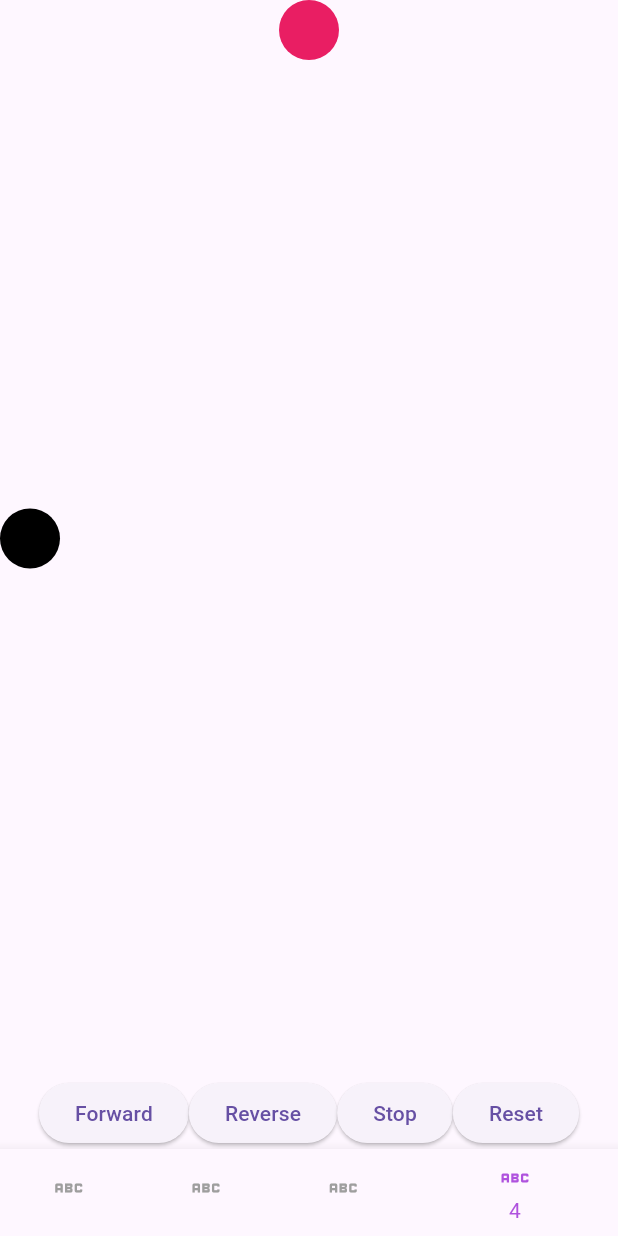
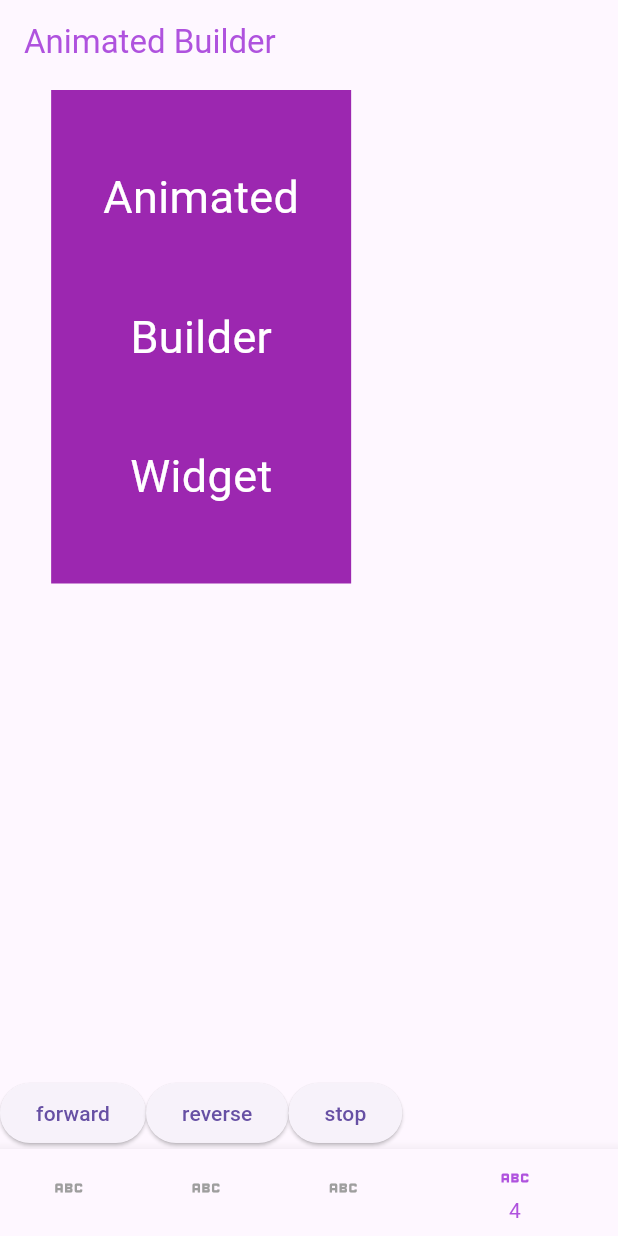
Before and after one commit to FatimaNammour/flutter_animation, a Flutter app: the screen it shows after launch, item 4 of the bottom bar chosen, on a phone screen of 412 x 824 dp. Run offline on Flutter 3.47's test engine with Material 3 defaults, Android fonts, the phone set to English and light mode, and no system bars; network calls fail.

Commit message:
added animated builder example

```diff
--- a/lib/main.dart
+++ b/lib/main.dart
@@ -1,7 +1,7 @@
 import 'package:flutter/material.dart';
 import 'package:flutter_animation/core/theme/theme.dart';
+import 'package:flutter_animation/pages/animated_builder_tab.dart';
 import 'package:flutter_animation/pages/animation_cont.dart';
-import 'package:flutter_animation/pages/foo_transtion_listen_to_status.dart';
 import 'package:flutter_animation/pages/home_screen.dart';
 import 'package:flutter_animation/pages/tween_paage.dart';
 
@@ -77,7 +77,7 @@ class _MyHomePageState extends State<MyHomePage> {
       case 2:
         return const AnimCont();
       case 3:
-        return const AnimCont2();
+        return const AnimatedBuilderTab();
       default:
         return const HomeScreen();
     }
--- /dev/null
+++ b/lib/pages/animated_builder_tab.dart
@@ -0,0 +1,93 @@
+import 'package:flutter/material.dart';
+import 'package:flutter_animation/core/widgets/shared_app_bar.dart';
+
+class AnimatedBuilderTab extends StatefulWidget {
+  const AnimatedBuilderTab({super.key});
+
+  @override
+  State<StatefulWidget> createState() {
+    return AnimatedBuilderTabStare();
+  }
+}
+
+class AnimatedBuilderTabStare extends State<AnimatedBuilderTab>
+    with SingleTickerProviderStateMixin {
+  late Animation<Color?> _animation;
+  late AnimationController _animationController;
+
+  @override
+  void initState() {
+    super.initState();
+    _animationController =
+        AnimationController(vsync: this, duration: const Duration(seconds: 3));
+    _animation = ColorTween(begin: Colors.purple, end: Colors.black)
+        .animate(_animationController);
+  }
+
+  @override
+  void dispose() {
+    _animationController.dispose();
+    super.dispose();
+  }
+
+  @override
+  Widget build(BuildContext context) {
+    return Scaffold(
+      appBar: const SharedAppBar(title: "Animated Builder"),
+      body: Column(children: [
+        Expanded(
+          child: AnimatedBuilder(
+            animation: _animationController,
+            child: const Column(
+                mainAxisAlignment: MainAxisAlignment.spaceEvenly,
+                children: [
+                  Text("Animated",
+                      style: TextStyle(color: Colors.white, fontSize: 30)),
+                  Text("Builder",
+                      style: TextStyle(color: Colors.white, fontSize: 30)),
+                  Text("Widget",
+                      style: TextStyle(color: Colors.white, fontSize: 30)),
+                ]),
+            builder: (context, child) {
+              return Container(
+                width: 200,
+                color: _animation.value,
+                child: child,
+                // child: const Column(
+                //     mainAxisAlignment: MainAxisAlignment.spaceEvenly,
+                //     children: [
+                //       Text("Animated",
+                //           style: TextStyle(color: Colors.white, fontSize: 30)),
+                //       Text("Builder",
+                //           style: TextStyle(color: Colors.white, fontSize: 30)),
+                //       Text("Widget",
+                //           style: TextStyle(color: Colors.white, fontSize: 30)),
+                //     ]),
+              );
+            },
+          ),
+        ),
+        const Spacer(),
+        Wrap(
+          children: [
+            ElevatedButton(
+                onPressed: () {
+                  _animationController.forward();
+                },
+                child: const Text("forward")),
+            ElevatedButton(
+                onPressed: () {
+                  _animationController.reverse();
+                },
+                child: const Text("reverse")),
+            ElevatedButton(
+                onPressed: () {
+                  _animationController.stop();
+                },
+                child: const Text("stop")),
+          ],
+        )
+      ]),
+    );
+  }
+}
```
